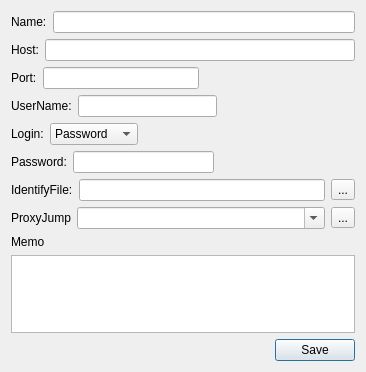
Above: woterm/qwohostinfo.ui from hongnod/woterm before the change. Below: the same form after it.
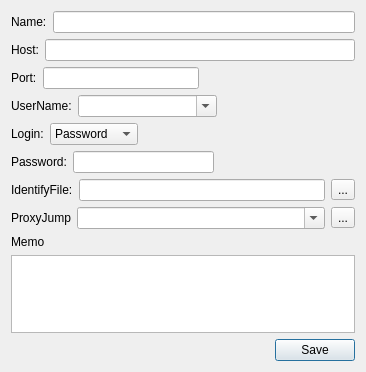
That is the form after the change.

The edit to the form file:
```diff
--- a/woterm/qwohostinfo.ui
+++ b/woterm/qwohostinfo.ui
@@ -96,7 +96,17 @@
         </widget>
        </item>
        <item>
-        <widget class="QLineEdit" name="userName"/>
+        <widget class="QComboBox" name="userName">
+         <property name="sizePolicy">
+          <sizepolicy hsizetype="Expanding" vsizetype="Fixed">
+           <horstretch>0</horstretch>
+           <verstretch>0</verstretch>
+          </sizepolicy>
+         </property>
+         <property name="editable">
+          <bool>true</bool>
+         </property>
+        </widget>
        </item>
        <item>
         <spacer name="horizontalSpacer_5">
```
